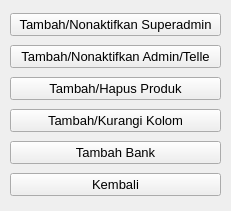
Before: the Qt Designer form mainFiles/assets/ui/superadminUi.ui in NathanielClarence/telemarketingdb, drawn with Qt 5.
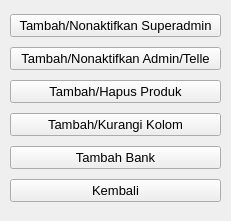
After: the same form once the commit is applied.

```diff
--- a/mainFiles/assets/ui/superadminUi.ui
+++ b/mainFiles/assets/ui/superadminUi.ui
@@ -7,7 +7,7 @@
     <x>0</x>
     <y>0</y>
     <width>231</width>
-    <height>211</height>
+    <height>221</height>
    </rect>
   </property>
   <property name="windowTitle">
@@ -19,7 +19,7 @@
      <x>10</x>
      <y>10</y>
      <width>211</width>
-     <height>191</height>
+     <height>201</height>
     </rect>
    </property>
    <layout class="QVBoxLayout" name="verticalLayout">
```
